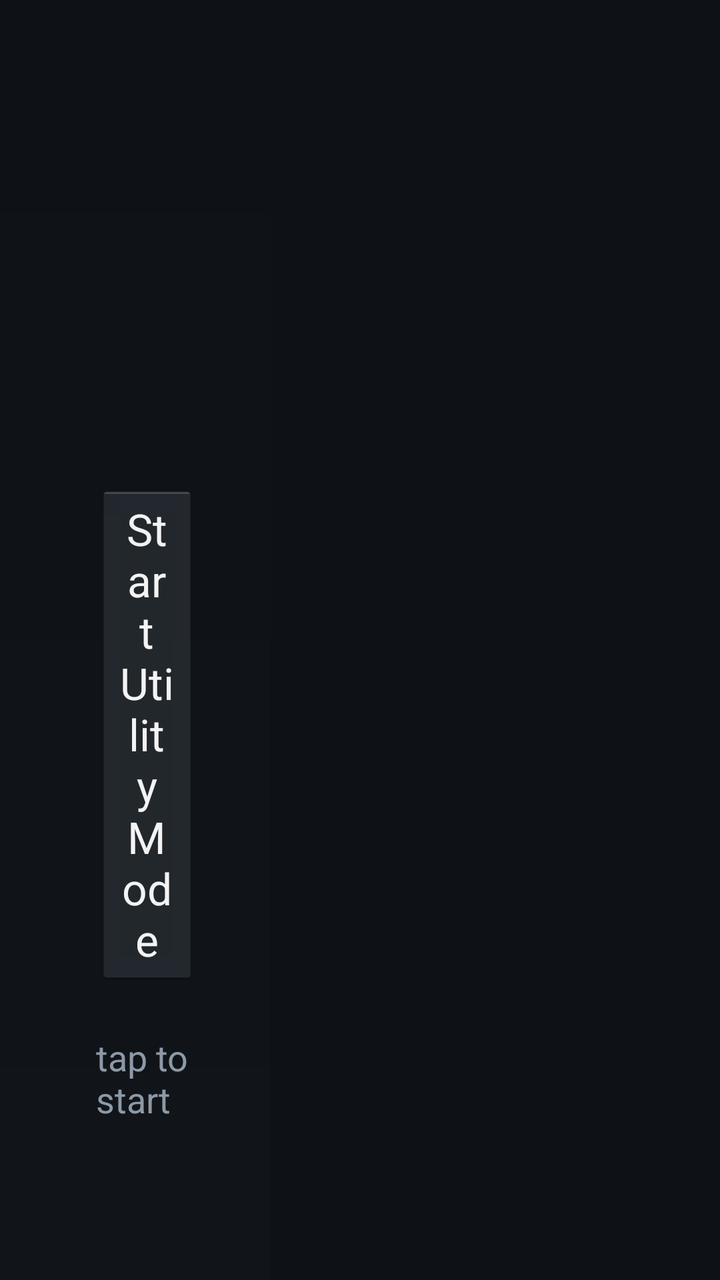
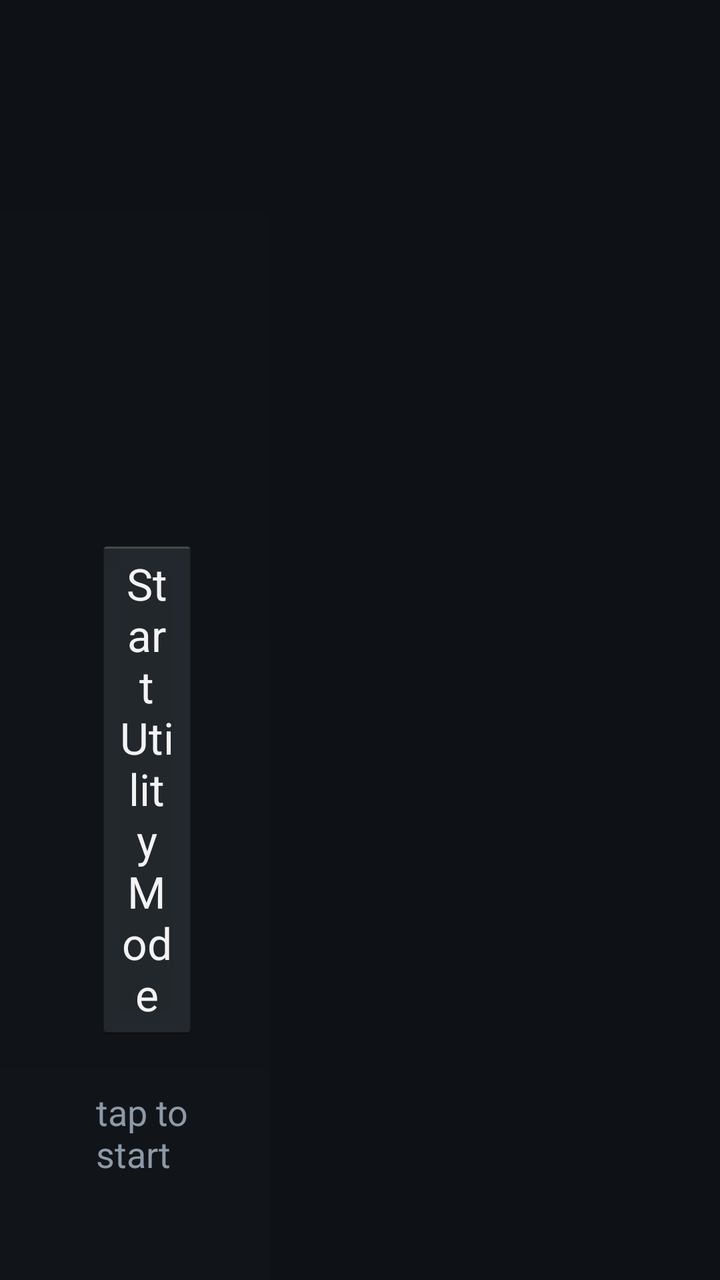

Screens rendered from an Android XML layout before and after an edit, with the pre-edit source and the edit as a unified diff.
<!-- AndroidManifest.xml: activity theme android:Theme.Holo.NoActionBar.Fullscreen -->
<!-- res/layout/activity_sambok.xml -->
<?xml version="1.0" encoding="utf-8"?>
<LinearLayout xmlns:android="http://schemas.android.com/apk/res/android"
    android:layout_width="match_parent"
    android:layout_height="match_parent"
    android:background="@color/backdrop"
    android:orientation="vertical">

    
    <View
        android:id="@+id/strip"
        android:layout_width="match_parent"
        android:layout_height="10dp"
        android:background="@color/amber"
        android:visibility="gone" />

    <LinearLayout
        android:layout_width="match_parent"
        android:layout_height="0dp"
        android:layout_weight="1"
        android:baselineAligned="false"
        android:orientation="horizontal">

        <LinearLayout
            android:layout_width="0dp"
            android:layout_height="match_parent"
            android:layout_weight="3"
            android:background="@drawable/panel_backdrop"
            android:gravity="center_vertical"
            android:orientation="vertical"
            android:paddingLeft="48dp"
            android:paddingTop="32dp"
            android:paddingRight="36dp"
            android:paddingBottom="32dp">

            <TextView
                android:id="@+id/countdown_caption"
                android:layout_width="wrap_content"
                android:layout_height="wrap_content"
                android:text="@string/countdown_caption"
                android:textAllCaps="true"
                android:textColor="@color/muted"
                android:textSize="16sp"
                android:visibility="invisible" />

            <TextView
                android:id="@+id/countdown"
                android:layout_width="wrap_content"
                android:layout_height="wrap_content"
                android:layout_marginTop="8dp"
                android:text="@string/countdown_unknown"
                android:textColor="@color/ink"
                android:textSize="56sp"
                android:textStyle="bold"
                android:visibility="invisible" />

            <Button
                android:id="@+id/toggle"
                android:layout_width="match_parent"
                android:layout_height="wrap_content"
                android:layout_marginTop="40dp"
                android:minHeight="72dp"
                android:text="@string/toggle_off"
                android:textSize="22sp" />

            <TextView
                android:id="@+id/status"
                android:layout_width="match_parent"
                android:layout_height="wrap_content"
                android:layout_marginTop="24dp"
                android:text="@string/status_off"
                android:textColor="@color/muted"
                android:textSize="18sp" />
        </LinearLayout>

        <FrameLayout
            android:id="@+id/scene"
            android:layout_width="0dp"
            android:layout_height="match_parent"
            android:layout_weight="5"
            android:visibility="invisible">

            <WebView
                android:id="@+id/scene_view"
                android:layout_width="match_parent"
                android:layout_height="match_parent"
                android:background="@android:color/transparent" />

            
            <View
                android:layout_width="28dp"
                android:layout_height="match_parent"
                android:layout_gravity="left"
                android:background="@drawable/seam_feather" />
        </FrameLayout>
    </LinearLayout>
</LinearLayout>
<!-- resources referenced by this layout -->
<resources>
  <color name="amber">#FFB300</color>
  <color name="backdrop">#0E1216</color>
  <color name="ink">#F4F6F8</color>
  <color name="muted">#8D99A6</color>
  <!-- drawable panel_backdrop (drawable) -->
  <?xml version="1.0" encoding="utf-8"?>
  <shape xmlns:android="http://schemas.android.com/apk/res/android"
      android:shape="rectangle">
      <gradient
          android:angle="270"
          android:startColor="@color/backdrop"
          android:endColor="#111519" />
  </shape>
  <!-- drawable seam_feather (drawable) -->
  <?xml version="1.0" encoding="utf-8"?>
  <shape xmlns:android="http://schemas.android.com/apk/res/android"
      android:shape="rectangle">
      <gradient
          android:angle="0"
          android:startColor="@color/backdrop"
          android:endColor="#000E1216" />
  </shape>
  <string name="countdown_caption">Dog Mode</string>
  <string name="countdown_unknown">—</string>
  <string name="status_off">tap to start</string>
  <string name="toggle_off">Start Utility Mode</string>
</resources>

<!-- the commit's change to res/layout/activity_sambok.xml (unified diff, before → after) -->
@@ -53,6 +53,18 @@
                 android:textStyle="bold"
                 android:visibility="invisible" />
 
+            
+            <TextView
+                android:id="@+id/setpoint"
+                android:layout_width="wrap_content"
+                android:layout_height="wrap_content"
+                android:layout_marginTop="12dp"
+                android:ellipsize="end"
+                android:maxLines="1"
+                android:textColor="@color/ink"
+                android:textSize="32sp"
+                android:visibility="invisible" />
+
             <Button
                 android:id="@+id/toggle"
                 android:layout_width="match_parent"
@@ -70,6 +82,17 @@
                 android:text="@string/status_off"
                 android:textColor="@color/muted"
                 android:textSize="18sp" />
+
+            
+            <Button
+                android:id="@+id/dismiss"
+                android:layout_width="match_parent"
+                android:layout_height="wrap_content"
+                android:layout_marginTop="16dp"
+                android:minHeight="56dp"
+                android:text="@string/dismiss"
+                android:textSize="18sp"
+                android:visibility="gone" />
         </LinearLayout>
 
         <FrameLayout
<!-- resource entries referenced after the edit -->
@@ -24,6 +24,7 @@
   </shape>
   <string name="countdown_caption">Dog Mode</string>
   <string name="countdown_unknown">—</string>
+  <string name="dismiss">Dismiss warning</string>
   <string name="status_off">tap to start</string>
   <string name="toggle_off">Start Utility Mode</string>
 </resources>
